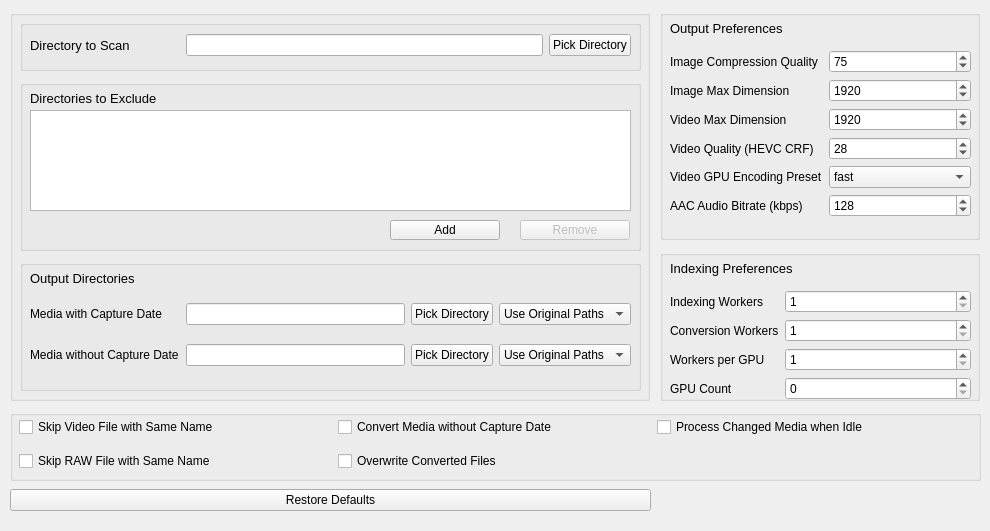
First picture: the form in assets/mainwindow.ui, repository sabaatworld/batch-media-compressor, before the edit.
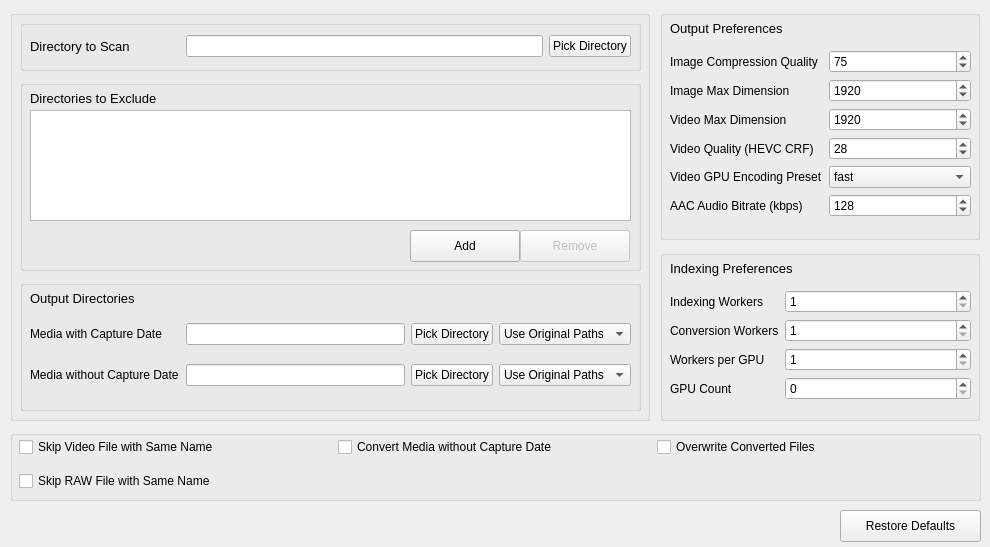
Second picture: the form after the edit.

Diff of the .ui file:
```diff
--- a/assets/mainwindow.ui
+++ b/assets/mainwindow.ui
@@ -7,7 +7,7 @@
     <x>0</x>
     <y>0</y>
     <width>990</width>
-    <height>531</height>
+    <height>547</height>
    </rect>
   </property>
   <property name="windowTitle">
@@ -17,32 +17,13 @@
    <set>Qt::ImhNone</set>
   </property>
   <widget class="QWidget" name="centralwidget">
-   <widget class="QWidget" name="horizontalLayoutWidget_2">
-    <property name="geometry">
-     <rect>
-      <x>10</x>
-      <y>480</y>
-      <width>641</width>
-      <height>41</height>
-     </rect>
-    </property>
-    <layout class="QHBoxLayout" name="horizontalLayout_2">
-     <item>
-      <widget class="QPushButton" name="btnRestoreDefaults">
-       <property name="text">
-        <string>Restore Defaults</string>
-       </property>
-      </widget>
-     </item>
-    </layout>
-   </widget>
    <widget class="QGroupBox" name="groupBox">
     <property name="geometry">
      <rect>
       <x>10</x>
       <y>10</y>
       <width>640</width>
-      <height>391</height>
+      <height>411</height>
      </rect>
     </property>
     <property name="title">
@@ -63,7 +44,7 @@
        <x>10</x>
        <y>70</y>
        <width>621</width>
-       <height>171</height>
+       <height>191</height>
       </rect>
      </property>
      <property name="title">
@@ -75,7 +56,7 @@
         <x>10</x>
         <y>30</y>
         <width>601</width>
-        <height>101</height>
+        <height>111</height>
        </rect>
       </property>
      </widget>
@@ -104,9 +85,9 @@
       <property name="geometry">
        <rect>
         <x>500</x>
-        <y>140</y>
+        <y>150</y>
         <width>110</width>
-        <height>20</height>
+        <height>32</height>
        </rect>
       </property>
       <property name="text">
@@ -116,10 +97,10 @@
      <widget class="QPushButton" name="btnAddDirToExclude">
       <property name="geometry">
        <rect>
-        <x>370</x>
-        <y>140</y>
+        <x>390</x>
+        <y>150</y>
         <width>110</width>
-        <height>20</height>
+        <height>32</height>
        </rect>
       </property>
       <property name="text">
@@ -131,7 +112,7 @@
      <property name="geometry">
       <rect>
        <x>10</x>
-       <y>250</y>
+       <y>270</y>
        <width>621</width>
        <height>131</height>
       </rect>
@@ -265,7 +246,7 @@
         <x>10</x>
         <y>10</y>
         <width>601</width>
-        <height>31</height>
+        <height>33</height>
        </rect>
       </property>
       <layout class="QHBoxLayout" name="horizontalLayout_3">
@@ -547,7 +528,7 @@
       <x>660</x>
       <y>250</y>
       <width>320</width>
-      <height>151</height>
+      <height>171</height>
      </rect>
     </property>
     <property name="styleSheet">
@@ -562,7 +543,7 @@
        <x>10</x>
        <y>40</y>
        <width>301</width>
-       <height>111</height>
+       <height>116</height>
       </rect>
      </property>
      <layout class="QFormLayout" name="formLayout_4">
@@ -689,7 +670,7 @@
     <property name="geometry">
      <rect>
       <x>10</x>
-      <y>410</y>
+      <y>430</y>
       <width>971</width>
       <height>71</height>
      </rect>
@@ -714,20 +695,6 @@
         </property>
        </widget>
       </item>
-      <item row="1" column="1">
-       <widget class="QCheckBox" name="chkOverwriteFiles">
-        <property name="text">
-         <string>Overwrite Converted Files</string>
-        </property>
-       </widget>
-      </item>
-      <item row="0" column="0">
-       <widget class="QCheckBox" name="chkSkipSameNameVideo">
-        <property name="text">
-         <string>Skip Video File with Same Name</string>
-        </property>
-       </widget>
-      </item>
       <item row="0" column="1">
        <widget class="QCheckBox" name="chkConvertUnknown">
         <property name="text">
@@ -735,16 +702,36 @@
         </property>
        </widget>
       </item>
+      <item row="0" column="0">
+       <widget class="QCheckBox" name="chkSkipSameNameVideo">
+        <property name="text">
+         <string>Skip Video File with Same Name</string>
+        </property>
+       </widget>
+      </item>
       <item row="0" column="2">
-       <widget class="QCheckBox" name="chkProcessChanged">
+       <widget class="QCheckBox" name="chkOverwriteFiles">
         <property name="text">
-         <string>Process Changed Media when Idle</string>
+         <string>Overwrite Converted Files</string>
         </property>
        </widget>
       </item>
      </layout>
     </widget>
    </widget>
+   <widget class="QPushButton" name="btnRestoreDefaults">
+    <property name="geometry">
+     <rect>
+      <x>840</x>
+      <y>510</y>
+      <width>141</width>
+      <height>32</height>
+     </rect>
+    </property>
+    <property name="text">
+     <string>Restore Defaults</string>
+    </property>
+   </widget>
   </widget>
  </widget>
  <resources/>
```
